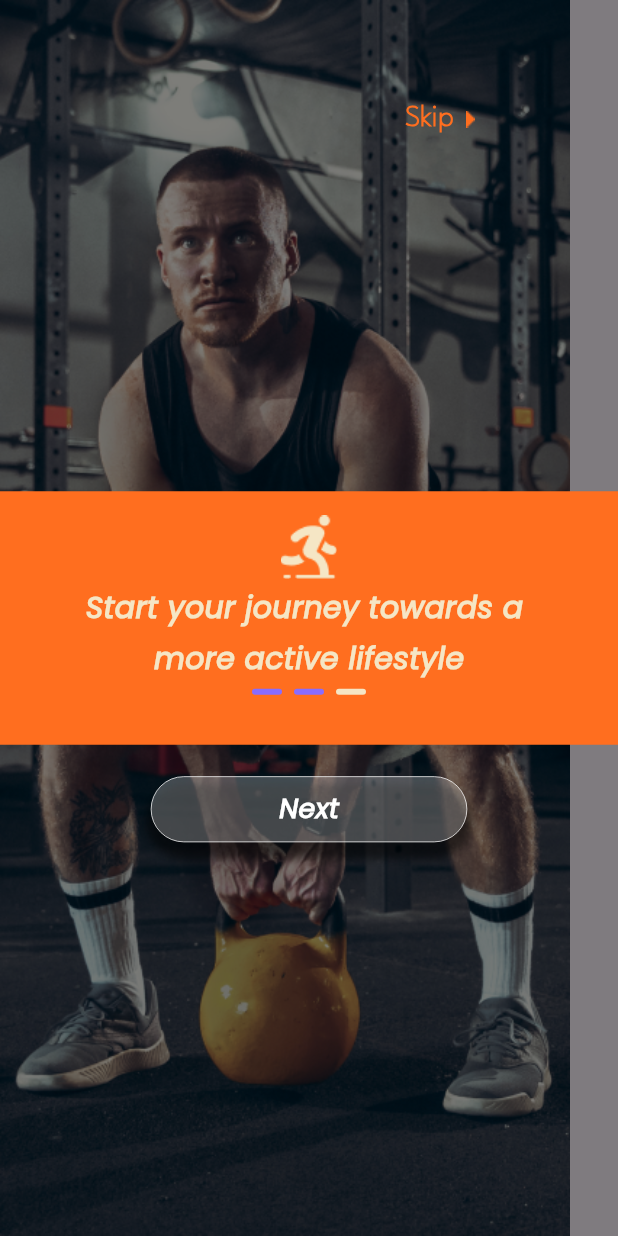
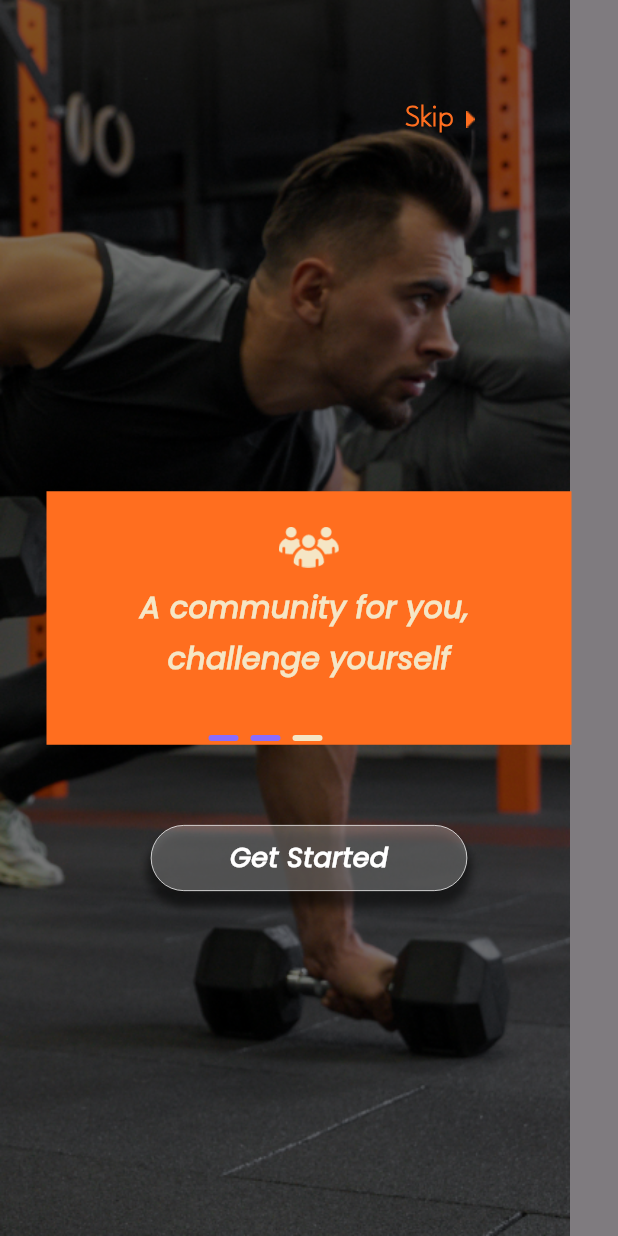
Before and after one commit to Shroukahmed99/Graduation-Project-Using-Flutter, a Flutter app: the screen it shows after launch, swiped to page 3, on a phone screen of 412 x 824 dp. Run offline on Flutter 3.47's test engine with Material 3 defaults, Android fonts, the phone set to English and light mode, and no system bars; drawn by our look-alikes of dots_indicator; our stand-ins replace flutter_animate, get.

Commit message:
finishing onBoarding Screens and update text in Container and update dots indicator

```diff
--- /dev/null
+++ b/lib/Features/Auth/login.dart
@@ -0,0 +1,10 @@
+import 'package:flutter/material.dart';
+
+class home extends StatelessWidget {
+  const home({super.key});
+
+  @override
+  Widget build(BuildContext context) {
+    return const Placeholder();
+  }
+}
--- a/lib/Features/on Boarding/Presentation/widgets/container_onBoarding.dart
+++ b/lib/Features/on Boarding/Presentation/widgets/container_onBoarding.dart
@@ -1,44 +1,49 @@
 import 'package:flutter/material.dart';
-import 'package:sehatak/Features/on%20Boarding/Presentation/widgets/custom_indicator.dart';
 import 'package:sehatak/Features/on%20Boarding/Presentation/widgets/custom_text_in_container.dart';
 import 'package:sehatak/const.dart';
 
 class ContainerOnboarding extends StatelessWidget {
-  const ContainerOnboarding({super.key, required this.dotsIndicator});
-  final int? dotsIndicator;
+  const ContainerOnboarding(
+      {super.key,
+      required this.icon,
+      required this.text1,
+      required this.text2});
+
+  final String icon;
+  final String text1;
+  final String text2;
 
   @override
   Widget build(BuildContext context) {
     return Center(
       child: Container(
         height: 169,
-        width: double.infinity,
+        width: 350,
         color: kPrimaryColor,
         child: Padding(
           padding: const EdgeInsets.symmetric(horizontal: 8, vertical: 16),
           child: Column(
             children: [
               Image.asset(
-                'assets/images/Vector.png',
+                icon,
                 width: 40.51,
                 height: 42.7,
               ),
               const SizedBox(
                 height: 5,
               ),
-              const CustomTextInContainer(
-                text: 'Start your journey towards a ',
+              CustomTextInContainer(
+                text: text1,
               ),
               const SizedBox(
                 height: 5,
               ),
-              const CustomTextInContainer(
-                text: 'more active lifestyle',
+              CustomTextInContainer(
+                text: text2,
               ),
               const SizedBox(
                 height: 5,
               ),
-              CustomIndicator(dotsIndex: dotsIndicator),
             ],
           ),
         ),
--- a/lib/Features/on Boarding/Presentation/widgets/custom_indicator.dart
+++ b/lib/Features/on Boarding/Presentation/widgets/custom_indicator.dart
@@ -8,9 +8,12 @@ class CustomIndicator extends StatelessWidget {
 
   @override
   Widget build(BuildContext context) {
-    return DotsIndicator(
+    return Positioned(
+      top: 490,
+      left: 135,
+      child: DotsIndicator(
         dotsCount: 3,
-      position: dotsIndex!,
+        position: dotsIndex ?? 0,
         decorator: DotsDecorator(
           activeSize: const Size(20, 4),
           size: const Size(20, 4),
@@ -24,6 +27,7 @@ class CustomIndicator extends StatelessWidget {
             borderRadius: BorderRadius.circular(12),
           ),
         ),
+      ),
     );
   }
 }
--- a/lib/Features/on Boarding/Presentation/widgets/custom_page_view.dart
+++ b/lib/Features/on Boarding/Presentation/widgets/custom_page_view.dart
@@ -1,5 +1,5 @@
 import 'package:flutter/material.dart';
-import 'package:sehatak/core/widget/background_image.dart';
+import 'package:sehatak/Features/on%20Boarding/Presentation/widgets/custom_view_page_item.dart';
 
 class CustomPageView extends StatelessWidget {
   const CustomPageView({super.key, required this.controller});
@@ -8,15 +8,24 @@ class CustomPageView extends StatelessWidget {
   @override
   Widget build(BuildContext context) {
     return PageView(controller: controller, children: const [
-      BackgroundImage(
+      CustomViewPageItem(
           image:
-              'assets/images/beautiful-young-sporty-woman-training-workout-gym 3.png'),
-      BackgroundImage(
+              'assets/images/beautiful-young-sporty-woman-training-workout-gym 3.png',
+          icon: 'assets/images/Vector.png',
+          text1: 'Start your journey towards a',
+          text2: 'more active lifestyle'),
+      CustomViewPageItem(
           image:
-              'assets/images/beautiful-young-sporty-woman-training-workout-gym 3 (1).png'),
-      BackgroundImage(
+              'assets/images/beautiful-young-sporty-woman-training-workout-gym 3 (1).png',
+          icon: 'assets/images/Vector (1).png',
+          text1: 'Find nutrition tips that fit ',
+          text2: 'your lifestyle'),
+      CustomViewPageItem(
           image:
-              'assets/images/beautiful-young-sporty-woman-training-workout-gym 3.png'),
+              'assets/images/beautiful-young-sporty-woman-training-workout-gym 3 (2).png',
+          icon: 'assets/images/Community.png',
+          text1: 'A community for you, ',
+          text2: 'challenge yourself')
     ]);
   }
 }
--- a/lib/Features/on Boarding/Presentation/widgets/custom_text_in_container.dart
+++ b/lib/Features/on Boarding/Presentation/widgets/custom_text_in_container.dart
@@ -4,6 +4,7 @@ import 'package:sehatak/const.dart';
 class CustomTextInContainer extends StatelessWidget {
   const CustomTextInContainer({super.key, required this.text});
   final String text;
+
   @override
   Widget build(BuildContext context) {
     return Text(
--- /dev/null
+++ b/lib/Features/on Boarding/Presentation/widgets/custom_view_page_item.dart
@@ -0,0 +1,30 @@
+import 'package:flutter/material.dart';
+import 'package:sehatak/Features/on%20Boarding/Presentation/widgets/container_onBoarding.dart';
+import 'package:sehatak/core/widget/background_image.dart';
+
+class CustomViewPageItem extends StatelessWidget {
+  const CustomViewPageItem(
+      {super.key,
+      required this.image,
+      required this.icon,
+      required this.text1,
+      required this.text2});
+  final String image;
+  final String icon;
+  final String text1;
+  final String text2;
+
+  @override
+  Widget build(BuildContext context) {
+    return Stack(
+      children: [
+        BackgroundImage(image: image),
+        ContainerOnboarding(
+          icon: icon,
+          text1: text1,
+          text2: text2,
+        )
+      ],
+    );
+  }
+}
--- a/lib/Features/on Boarding/Presentation/widgets/on_boarding_body.dart
+++ b/lib/Features/on Boarding/Presentation/widgets/on_boarding_body.dart
@@ -1,5 +1,6 @@
 import 'package:flutter/material.dart';
-import 'package:sehatak/Features/on%20Boarding/Presentation/widgets/container_onBoarding.dart';
+import 'package:sehatak/Features/Auth/login.dart';
+import 'package:sehatak/Features/on%20Boarding/Presentation/widgets/custom_indicator.dart';
 import 'package:sehatak/Features/on%20Boarding/Presentation/widgets/custom_page_view.dart';
 import 'package:sehatak/Features/on%20Boarding/Presentation/widgets/custom_skip_icon.dart';
 import 'package:sehatak/core/widget/custom_General_button.dart';
@@ -12,12 +13,21 @@ class OnBoardingBody extends StatefulWidget {
 }
 
 class _OnBoardingBodyState extends State<OnBoardingBody> {
-  PageController? pageController;
+  late PageController pageController;
+  int currentIndex = 0;
+  final List<String> buttonTexts = [
+    "Next",
+    "Next",
+    "Get Started",
+  ];
+
   @override
   void initState() {
     pageController = PageController(initialPage: 0)
       ..addListener(() {
-        setState(() {});
+        setState(() {
+          currentIndex = pageController.page!.round();
+        });
       });
     super.initState();
   }
@@ -29,12 +39,24 @@ class _OnBoardingBodyState extends State<OnBoardingBody> {
         CustomPageView(
           controller: pageController,
         ),
+        CustomIndicator(dotsIndex: currentIndex),
         const CustomSkipIcon(),
-        ContainerOnboarding(
-          dotsIndicator:
-              pageController!.hasClients ? pageController?.page?.round() : 0,
+        CustomGeneralButton(
+          text: buttonTexts[currentIndex],
+          onTap: () {
+            if (currentIndex < buttonTexts.length - 1) {
+              pageController.nextPage(
+                duration: const Duration(milliseconds: 300),
+                curve: Curves.easeIn,
+              );
+            } else {
+              Navigator.pushReplacement(
+                context,
+                MaterialPageRoute(builder: (context) => home()),
+              );
+            }
+          },
         ),
-        const CustomGeneralButton(),
       ],
     );
   }
--- a/lib/core/widget/custom_general_button.dart
+++ b/lib/core/widget/custom_general_button.dart
@@ -1,14 +1,20 @@
 import 'package:flutter/material.dart';
 
 class CustomGeneralButton extends StatelessWidget {
-  const CustomGeneralButton({super.key});
+  const CustomGeneralButton({
+    super.key,
+    required this.text,
+    required this.onTap,
+  });
+  final String text;
+  final void Function() onTap;
 
   @override
   Widget build(BuildContext context) {
     return GestureDetector(
-      onTap: () {},
+      onTap: onTap,
       child: Padding(
-        padding: const EdgeInsets.only(top: 255),
+        padding: const EdgeInsets.only(top: 320),
         child: Center(
           child: Container(
             width: 211,
@@ -30,9 +36,9 @@ class CustomGeneralButton extends StatelessWidget {
               ),
             ),
             alignment: Alignment.center,
-            child: const Text(
-              'Next',
-              style: TextStyle(
+            child: Text(
+              text,
+              style: const TextStyle(
                 fontSize: 18,
                 fontWeight: FontWeight.w700,
                 color: Colors.white,
```
Also changed, not shown: assets/images/Community.png (added), assets/images/beautiful-young-sporty-woman-training-workout-gym 3 (2).png (added), lib/Features/Auth/Presentation/Pages/Login/login_view.dart (added). Lines whose indentation alone changed are shown as unchanged.
